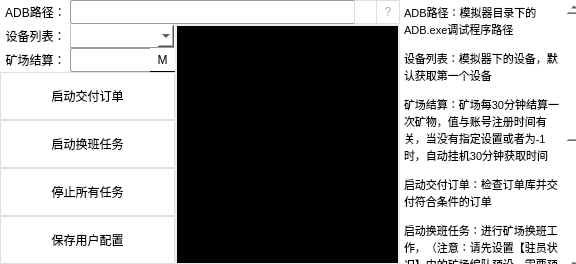
Qt form UI.ui (Amber-siley/JCZXAutoScript) before a commit.
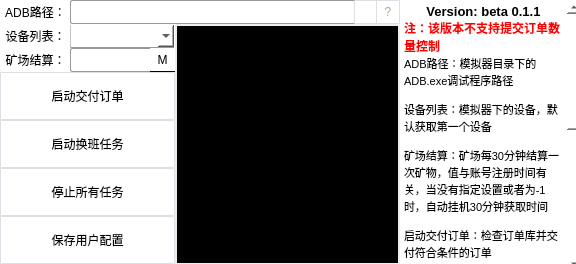
The same form after that commit. Icons and pictures are not drawn.

Commit message: :sparkles:: 订单列表配置项支持，UI更新

Patch:
```diff
--- a/UI.ui
+++ b/UI.ui
@@ -1104,6 +1104,8 @@
 li.unchecked::marker { content: &quot;\2610&quot;; }
 li.checked::marker { content: &quot;\2612&quot;; }
 &lt;/style&gt;&lt;/head&gt;&lt;body style=&quot; font-family:'Microsoft YaHei UI'; font-size:9pt; font-weight:400; font-style:normal;&quot;&gt;
+&lt;p align=&quot;center&quot; style=&quot; margin-top:0px; margin-bottom:0px; margin-left:0px; margin-right:0px; -qt-block-indent:0; text-indent:0px;&quot;&gt;&lt;span style=&quot; font-size:10pt; font-weight:700;&quot;&gt;Version: beta 0.1.1&lt;/span&gt;&lt;/p&gt;
+&lt;p style=&quot; margin-top:0px; margin-bottom:0px; margin-left:0px; margin-right:0px; -qt-block-indent:0; text-indent:0px;&quot;&gt;&lt;span style=&quot; font-weight:700; color:#ff0000;&quot;&gt;注：该版本不支持提交订单数量控制&lt;/span&gt;&lt;/p&gt;
 &lt;p style=&quot; margin-top:0px; margin-bottom:0px; margin-left:0px; margin-right:0px; -qt-block-indent:0; text-indent:0px;&quot;&gt;&lt;span style=&quot; font-size:8pt;&quot;&gt;ADB路径：模拟器目录下的ADB.exe调试程序路径&lt;/span&gt;&lt;/p&gt;
 &lt;p style=&quot; margin-top:12px; margin-bottom:12px; margin-left:0px; margin-right:0px; -qt-block-indent:0; text-indent:0px;&quot;&gt;&lt;span style=&quot; font-size:8pt;&quot;&gt;设备列表：模拟器下的设备，默认获取第一个设备&lt;/span&gt;&lt;/p&gt;
 &lt;p style=&quot; margin-top:12px; margin-bottom:12px; margin-left:0px; margin-right:0px; -qt-block-indent:0; text-indent:0px;&quot;&gt;&lt;span style=&quot; font-size:8pt;&quot;&gt;矿场结算：矿场每30分钟结算一次矿物，值与账号注册时间有关，当没有指定设置或者为-1时，自动挂机30分钟获取时间&lt;/span&gt;&lt;/p&gt;
```
Left out of the diff: 48 changed lines with no effect on the pictures. The commit also changes 2 other files.
